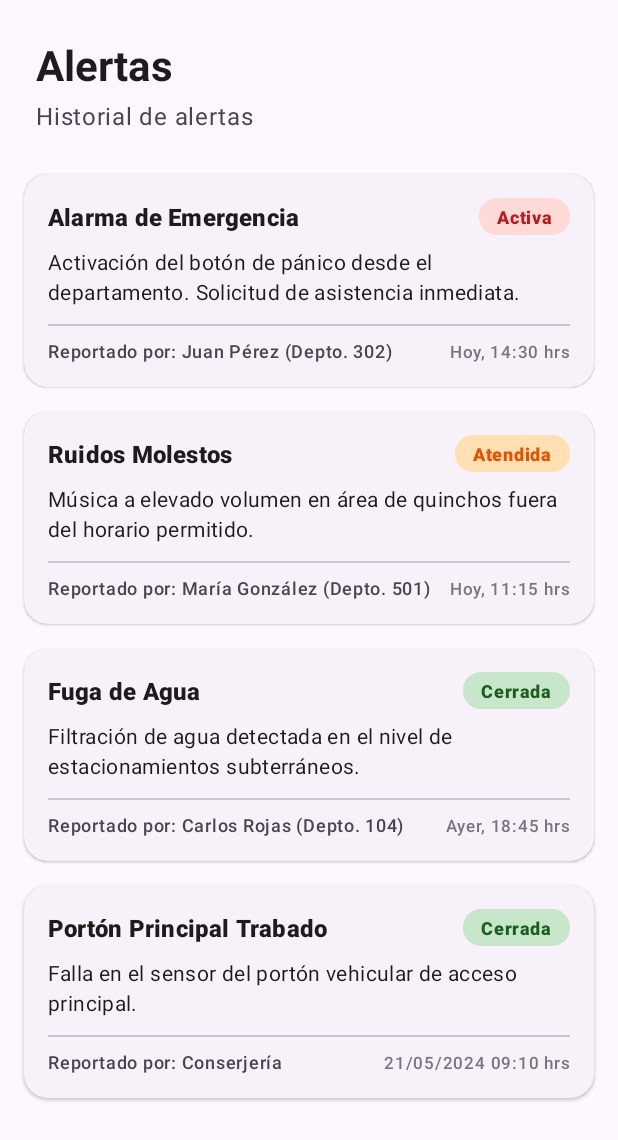
After one commit to MartinLonconado/ComunidadConectada, an Android app: the AlertasActivity screen opened directly, with no data from a screen before it, on a phone screen of 412 x 824 dp. The commit adds this screen. Shown: the top 1140 px of the screen. Run offline under Robolectric (Android 15) with nearby library versions, the phone set to English and light mode, and no system bars.

Commit message:
vistaAlertas

```diff
--- a/app/src/main/AndroidManifest.xml
+++ b/app/src/main/AndroidManifest.xml
@@ -41,6 +41,10 @@
             android:name=".AnunciosActivity"
             android:exported="false"
             android:windowSoftInputMode="adjustResize" />
+        <activity
+            android:name=".AlertasActivity"
+            android:exported="false"
+            android:windowSoftInputMode="adjustResize" />
     </application>
 
 </manifest>
--- /dev/null
+++ b/app/src/main/java/com/example/comunidadconectada/Alerta.java
@@ -0,0 +1,37 @@
+package com.example.comunidadconectada;
+
+public class Alerta {
+    private final String titulo;
+    private final String descripcion;
+    private final String residente;
+    private final String fechaHora;
+    private final EstadoAlerta estado;
+
+    public Alerta(String titulo, String descripcion, String residente, String fechaHora, EstadoAlerta estado) {
+        this.titulo = titulo;
+        this.descripcion = descripcion;
+        this.residente = residente;
+        this.fechaHora = fechaHora;
+        this.estado = estado;
+    }
+
+    public String getTitulo() {
+        return titulo;
+    }
+
+    public String getDescripcion() {
+        return descripcion;
+    }
+
+    public String getResidente() {
+        return residente;
+    }
+
+    public String getFechaHora() {
+        return fechaHora;
+    }
+
+    public EstadoAlerta getEstado() {
+        return estado;
+    }
+}
--- /dev/null
+++ b/app/src/main/java/com/example/comunidadconectada/AlertasActivity.java
@@ -0,0 +1,64 @@
+package com.example.comunidadconectada;
+
+import android.os.Bundle;
+
+import androidx.activity.EdgeToEdge;
+import androidx.appcompat.app.AppCompatActivity;
+import androidx.core.graphics.Insets;
+import androidx.core.view.ViewCompat;
+import androidx.core.view.WindowInsetsCompat;
+import androidx.recyclerview.widget.RecyclerView;
+
+import java.util.ArrayList;
+import java.util.List;
+
+public class AlertasActivity extends AppCompatActivity {
+
+    @Override
+    protected void onCreate(Bundle savedInstanceState) {
+        super.onCreate(savedInstanceState);
+        EdgeToEdge.enable(this);
+        setContentView(R.layout.activity_alertas);
+
+        ViewCompat.setOnApplyWindowInsetsListener(findViewById(R.id.main_alertas), (v, insets) -> {
+            Insets systemBars = insets.getInsets(WindowInsetsCompat.Type.systemBars());
+            v.setPadding(systemBars.left, systemBars.top, systemBars.right, systemBars.bottom);
+            return insets;
+        });
+
+        RecyclerView rvAlertas = findViewById(R.id.rv_alertas);
+
+        List<Alerta> listaAlertas = new ArrayList<>();
+        listaAlertas.add(new Alerta(
+                "Alarma de Emergencia",
+                "Activación del botón de pánico desde el departamento. Solicitud de asistencia inmediata.",
+                "Juan Pérez (Depto. 302)",
+                "Hoy, 14:30 hrs",
+                EstadoAlerta.ACTIVA
+        ));
+        listaAlertas.add(new Alerta(
+                "Ruidos Molestos",
+                "Música a elevado volumen en área de quinchos fuera del horario permitido.",
+                "María González (Depto. 501)",
+                "Hoy, 11:15 hrs",
+                EstadoAlerta.ATENDIDA
+        ));
+        listaAlertas.add(new Alerta(
+                "Fuga de Agua",
+                "Filtración de agua detectada en el nivel de estacionamientos subterráneos.",
+                "Carlos Rojas (Depto. 104)",
+                "Ayer, 18:45 hrs",
+                EstadoAlerta.CERRADA
+        ));
+        listaAlertas.add(new Alerta(
+                "Portón Principal Trabado",
+                "Falla en el sensor del portón vehicular de acceso principal.",
+                "Conserjería",
+                "21/05/2024 09:10 hrs",
+                EstadoAlerta.CERRADA
+        ));
+
+        AlertasAdapter adapter = new AlertasAdapter(listaAlertas);
+        rvAlertas.setAdapter(adapter);
+    }
+}
--- /dev/null
+++ b/app/src/main/java/com/example/comunidadconectada/AlertasAdapter.java
@@ -0,0 +1,94 @@
+package com.example.comunidadconectada;
+
+import android.content.Context;
+import android.content.res.ColorStateList;
+import android.view.LayoutInflater;
+import android.view.View;
+import android.view.ViewGroup;
+import android.widget.TextView;
+
+import androidx.annotation.NonNull;
+import androidx.core.content.ContextCompat;
+import androidx.core.view.ViewCompat;
+import androidx.recyclerview.widget.RecyclerView;
+
+import java.util.List;
+
+public class AlertasAdapter extends RecyclerView.Adapter<AlertasAdapter.AlertaViewHolder> {
+
+    private final List<Alerta> listaAlertas;
+
+    public AlertasAdapter(List<Alerta> listaAlertas) {
+        this.listaAlertas = listaAlertas;
+    }
+
+    @NonNull
+    @Override
+    public AlertaViewHolder onCreateViewHolder(@NonNull ViewGroup parent, int viewType) {
+        View view = LayoutInflater.from(parent.getContext()).inflate(R.layout.item_alerta, parent, false);
+        return new AlertaViewHolder(view);
+    }
+
+    @Override
+    public void onBindViewHolder(@NonNull AlertaViewHolder holder, int position) {
+        Alerta alerta = listaAlertas.get(position);
+        Context context = holder.itemView.getContext();
+
+        holder.tvTitulo.setText(alerta.getTitulo());
+        holder.tvDescripcion.setText(alerta.getDescripcion());
+        String residenteText = context.getString(R.string.label_alerta_reportado_por) + " " + alerta.getResidente();
+        holder.tvResidente.setText(residenteText);
+        holder.tvFecha.setText(alerta.getFechaHora());
+
+        int estadoTextRes;
+        int bgColorRes;
+        int textColorRes;
+
+        switch (alerta.getEstado()) {
+            case ACTIVA:
+                estadoTextRes = R.string.label_estado_activa;
+                bgColorRes = R.color.estado_activa_bg;
+                textColorRes = R.color.estado_activa_text;
+                break;
+            case ATENDIDA:
+                estadoTextRes = R.string.label_estado_atendida;
+                bgColorRes = R.color.estado_atendida_bg;
+                textColorRes = R.color.estado_atendida_text;
+                break;
+            case CERRADA:
+            default:
+                estadoTextRes = R.string.label_estado_cerrada;
+                bgColorRes = R.color.estado_cerrada_bg;
+                textColorRes = R.color.estado_cerrada_text;
+                break;
+        }
+
+        holder.tvEstado.setText(context.getString(estadoTextRes));
+        int bgColor = ContextCompat.getColor(context, bgColorRes);
+        int textColor = ContextCompat.getColor(context, textColorRes);
+        ViewCompat.setBackgroundTintList(holder.tvEstado, ColorStateList.valueOf(bgColor));
+        holder.tvEstado.setTextColor(textColor);
+    }
+
+    @Override
+    public int getItemCount() {
+        return listaAlertas.size();
+    }
+
+    public static class AlertaViewHolder extends RecyclerView.ViewHolder {
+        final TextView tvTitulo;
+        final TextView tvDescripcion;
+        final TextView tvResidente;
+        final TextView tvFecha;
+        final TextView tvEstado;
+
+        public AlertaViewHolder(@NonNull View itemView) {
+            super(itemView);
+            tvTitulo = itemView.findViewById(R.id.tv_alerta_titulo);
+            tvDescripcion = itemView.findViewById(R.id.tv_alerta_descripcion);
+            tvResidente = itemView.findViewById(R.id.tv_alerta_residente);
+            tvFecha = itemView.findViewById(R.id.tv_alerta_fecha);
+            tvEstado = itemView.findViewById(R.id.tv_alerta_estado);
+        }
+    }
+}
--- /dev/null
+++ b/app/src/main/java/com/example/comunidadconectada/EstadoAlerta.java
@@ -0,0 +1,7 @@
+package com.example.comunidadconectada;
+
+public enum EstadoAlerta {
+    ACTIVA,
+    ATENDIDA,
+    CERRADA
+}
--- a/app/src/main/java/com/example/comunidadconectada/HomeActivity.java
+++ b/app/src/main/java/com/example/comunidadconectada/HomeActivity.java
@@ -58,7 +58,7 @@ public class HomeActivity extends AppCompatActivity {
         btnChatGeneral.setOnClickListener(v -> abrirChat());
         btnAnuncios.setOnClickListener(v -> abrirAnuncios());
         btnProductos.setOnClickListener(v -> mostrarSeccion(getString(R.string.btn_productos)));
-        btnAlertas.setOnClickListener(v -> mostrarSeccion(getString(R.string.btn_alertas)));
+        btnAlertas.setOnClickListener(v -> abrirAlertas());
         btnActivarAlarma.setOnClickListener(v -> activarAlarma());
 
         btnMiPerfil.setOnClickListener(v -> abrirPerfil());
@@ -74,6 +74,11 @@ public class HomeActivity extends AppCompatActivity {
 
     private void abrirAnuncios() {
         Intent intent = new Intent(this, AnunciosActivity.class);
+        startActivity(intent);
+    }
+
+    private void abrirAlertas() {
+        Intent intent = new Intent(this, AlertasActivity.class);
         startActivity(intent);
     }
 
--- /dev/null
+++ b/app/src/main/res/drawable/bg_estado_badge.xml
@@ -0,0 +1,6 @@
+<?xml version="1.0" encoding="utf-8"?>
+<shape xmlns:android="http://schemas.android.com/apk/res/android"
+    android:shape="rectangle">
+    <corners android:radius="12dp" />
+    <solid android:color="@color/white" />
+</shape>
--- /dev/null
+++ b/app/src/main/res/layout/activity_alertas.xml
@@ -0,0 +1,50 @@
+<?xml version="1.0" encoding="utf-8"?>
+<androidx.constraintlayout.widget.ConstraintLayout xmlns:android="http://schemas.android.com/apk/res/android"
+    xmlns:app="http://schemas.android.com/apk/res-auto"
+    xmlns:tools="http://schemas.android.com/tools"
+    android:id="@+id/main_alertas"
+    android:layout_width="match_parent"
+    android:layout_height="match_parent"
+    tools:context=".AlertasActivity">
+
+    <TextView
+        android:id="@+id/tv_title_alertas"
+        android:layout_width="0dp"
+        android:layout_height="wrap_content"
+        android:paddingHorizontal="24dp"
+        android:paddingTop="24dp"
+        android:paddingBottom="4dp"
+        android:text="@string/title_alertas"
+        android:textAppearance="?attr/textAppearanceHeadlineMedium"
+        android:textStyle="bold"
+        app:layout_constraintEnd_toEndOf="parent"
+        app:layout_constraintStart_toStartOf="parent"
+        app:layout_constraintTop_toTopOf="parent" />
+
+    <TextView
+        android:id="@+id/tv_subtitle_alertas"
+        android:layout_width="0dp"
+        android:layout_height="wrap_content"
+        android:paddingHorizontal="24dp"
+        android:paddingBottom="12dp"
+        android:text="@string/subtitle_alertas"
+        android:textAppearance="?attr/textAppearanceBodyLarge"
+        android:textColor="?attr/colorOnSurfaceVariant"
+        app:layout_constraintEnd_toEndOf="parent"
+        app:layout_constraintStart_toStartOf="parent"
+        app:layout_constraintTop_toBottomOf="@id/tv_title_alertas" />
+
+    <androidx.recyclerview.widget.RecyclerView
+        android:id="@+id/rv_alertas"
+        android:layout_width="0dp"
+        android:layout_height="0dp"
+        android:clipToPadding="false"
+        android:paddingVertical="8dp"
+        app:layoutManager="androidx.recyclerview.widget.LinearLayoutManager"
+        app:layout_constraintBottom_toBottomOf="parent"
+        app:layout_constraintEnd_toEndOf="parent"
+        app:layout_constraintStart_toStartOf="parent"
+        app:layout_constraintTop_toBottomOf="@id/tv_subtitle_alertas"
+        tools:listitem="@layout/item_alerta" />
+
+</androidx.constraintlayout.widget.ConstraintLayout>
--- /dev/null
+++ b/app/src/main/res/layout/item_alerta.xml
@@ -0,0 +1,89 @@
+<?xml version="1.0" encoding="utf-8"?>
+<com.google.android.material.card.MaterialCardView xmlns:android="http://schemas.android.com/apk/res/android"
+    xmlns:app="http://schemas.android.com/apk/res-auto"
+    xmlns:tools="http://schemas.android.com/tools"
+    style="@style/Widget.Material3.CardView.Elevated"
+    android:layout_width="match_parent"
+    android:layout_height="wrap_content"
+    android:layout_marginHorizontal="16dp"
+    android:layout_marginVertical="8dp"
+    app:cardCornerRadius="16dp">
+
+    <LinearLayout
+        android:layout_width="match_parent"
+        android:layout_height="wrap_content"
+        android:orientation="vertical"
+        android:padding="16dp">
+
+        <RelativeLayout
+            android:layout_width="match_parent"
+            android:layout_height="wrap_content">
+
+            <TextView
+                android:id="@+id/tv_alerta_titulo"
+                android:layout_width="wrap_content"
+                android:layout_height="wrap_content"
+                android:layout_alignParentStart="true"
+                android:layout_centerVertical="true"
+                android:layout_marginEnd="8dp"
+                android:layout_toStartOf="@id/tv_alerta_estado"
+                android:textAppearance="?attr/textAppearanceTitleMedium"
+                android:textColor="?attr/colorOnSurface"
+                android:textStyle="bold"
+                tools:text="Alarma de Emergencia" />
+
+            <TextView
+                android:id="@+id/tv_alerta_estado"
+                android:layout_width="wrap_content"
+                android:layout_height="wrap_content"
+                android:layout_alignParentEnd="true"
+                android:layout_centerVertical="true"
+                android:background="@drawable/bg_estado_badge"
+                android:paddingHorizontal="12dp"
+                android:paddingVertical="4dp"
+                android:textAppearance="?attr/textAppearanceLabelMedium"
+                android:textStyle="bold"
+                tools:text="Activa"
+                tools:textColor="@color/estado_activa_text" />
+        </RelativeLayout>
+
+        <TextView
+            android:id="@+id/tv_alerta_descripcion"
+            android:layout_width="match_parent"
+            android:layout_height="wrap_content"
+            android:layout_marginTop="8dp"
+            android:textAppearance="?attr/textAppearanceBodyMedium"
+            tools:text="Activación de botón de pánico en departamento. Solicitud de asistencia inmediata." />
+
+        <View
+            android:layout_width="match_parent"
+            android:layout_height="1dp"
+            android:layout_marginTop="12dp"
+            android:layout_marginBottom="8dp"
+            android:background="?attr/colorOutlineVariant" />
+
+        <LinearLayout
+            android:layout_width="match_parent"
+            android:layout_height="wrap_content"
+            android:orientation="horizontal">
+
+            <TextView
+                android:id="@+id/tv_alerta_residente"
+                android:layout_width="0dp"
+                android:layout_height="wrap_content"
+                android:layout_weight="1"
+                android:textAppearance="?attr/textAppearanceLabelMedium"
+                android:textColor="?attr/colorOnSurfaceVariant"
+                tools:text="Reportado por: Juan Pérez (Depto. 302)" />
+
+            <TextView
+                android:id="@+id/tv_alerta_fecha"
+                android:layout_width="wrap_content"
+                android:layout_height="wrap_content"
+                android:textAppearance="?attr/textAppearanceLabelSmall"
+                android:textColor="?attr/colorOutline"
+                tools:text="Hoy, 14:30 hrs" />
+        </LinearLayout>
+
+    </LinearLayout>
+</com.google.android.material.card.MaterialCardView>
--- a/app/src/main/res/values/colors.xml
+++ b/app/src/main/res/values/colors.xml
@@ -4,4 +4,14 @@
     <color name="white">#FFFFFFFF</color>
     <color name="alarm_red">#D32F2F</color>
     <color name="alarm_red_container">#FFDAD6</color>
+
+    <!-- Estados de Alertas -->
+    <color name="estado_activa_text">#B71C1C</color>
+    <color name="estado_activa_bg">#FFDAD6</color>
+
+    <color name="estado_atendida_text">#E65100</color>
+    <color name="estado_atendida_bg">#FFE0B2</color>
+
+    <color name="estado_cerrada_text">#1B5E20</color>
+    <color name="estado_cerrada_bg">#C8E6C9</color>
 </resources>
--- a/app/src/main/res/values/strings.xml
+++ b/app/src/main/res/values/strings.xml
@@ -60,4 +60,12 @@
     <!-- Anuncios -->
     <string name="title_anuncios">Anuncios de la Comunidad</string>
     <string name="label_publicado_por">Publicado por:</string>
+
+    <!-- Alertas -->
+    <string name="title_alertas">Alertas</string>
+    <string name="subtitle_alertas">Historial de alertas</string>
+    <string name="label_estado_activa">Activa</string>
+    <string name="label_estado_atendida">Atendida</string>
+    <string name="label_estado_cerrada">Cerrada</string>
+    <string name="label_alerta_reportado_por">Reportado por:</string>
 </resources>
```
